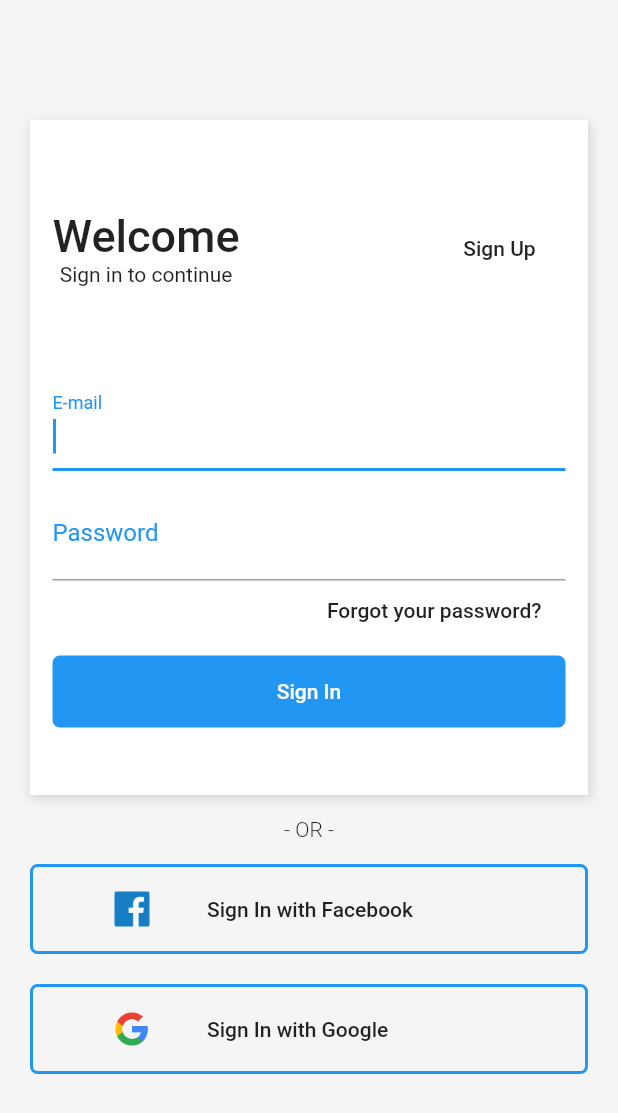
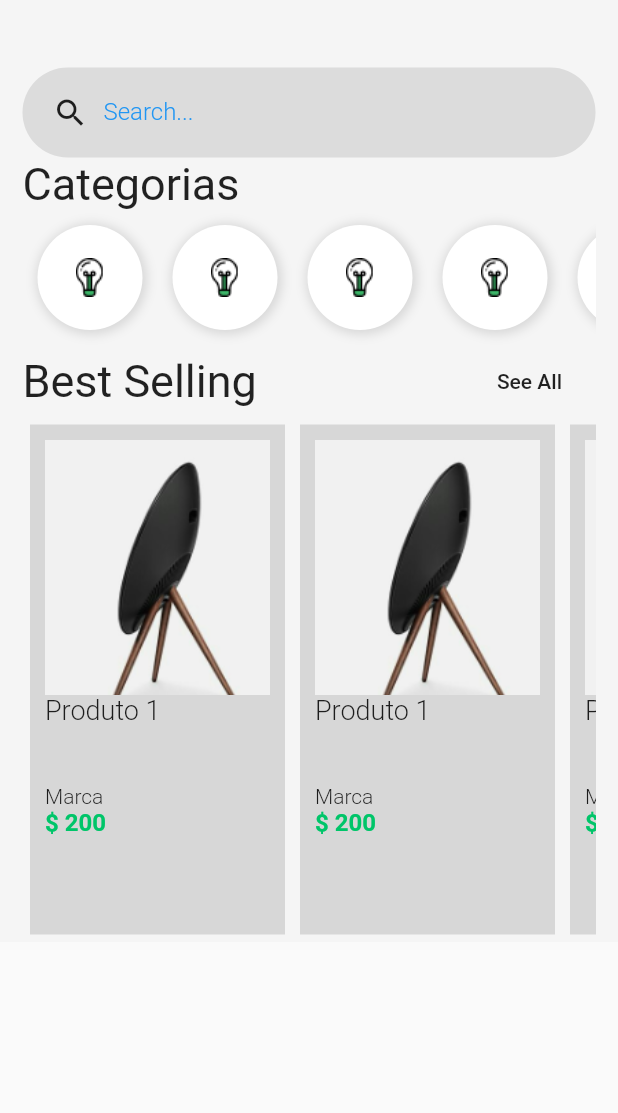
Before and after one commit to TabataMora/app_compra, a Flutter app: the screen it shows after launch, after a tap on "Sign In", on a phone screen of 412 x 824 dp. Shown: the top 1113 px of the screen. Run offline on Flutter 3.47's test engine with Material 2 defaults, Android fonts, the phone set to English and light mode, and no system bars.

Commit message:
Criando a página home e produto.

```diff
--- /dev/null
+++ b/lib/pages/home.page.dart
@@ -0,0 +1,226 @@
+import 'package:flutter/material.dart';
+import 'package:layout/pages/product.page.dart';
+
+class HomePage extends StatelessWidget {
+  @override
+  Widget build(BuildContext context) {
+    return Scaffold(
+      body: SingleChildScrollView(
+        child: Container(
+          padding: EdgeInsets.only(
+            top: 45,
+            right: 15,
+            left: 15,
+          ),
+          width: double.infinity,
+          color: Color(0xFFF5F5F5),
+          child: Column(
+            crossAxisAlignment: CrossAxisAlignment.stretch,
+            children: <Widget>[
+              SizedBox(
+                width: 60,
+              ),
+              search(),
+              SizedBox(
+                width: 30,
+              ),
+              Text(
+                "Categorias",
+                style: TextStyle(
+                  fontSize: 30,
+                ),
+              ),
+              SizedBox(
+                width: 10,
+              ),
+              Container(
+                height: 90,
+                child: categoryList(),
+              ),
+              SizedBox(
+                width: 30,
+              ),
+              Row(
+                mainAxisAlignment: MainAxisAlignment.spaceBetween,
+                children: <Widget>[
+                  Text(
+                    "Best Selling",
+                    style: TextStyle(
+                      fontSize: 30,
+                    ),
+                  ),
+                  FlatButton(
+                    child: Text("See All"),
+                    onPressed: () {},
+                  ),
+                ],
+              ),
+              SizedBox(
+                width: 30,
+              ),
+              Container(
+                height: 350,
+                child: productList(context),
+              ),
+            ],
+          ),
+        ),
+      ),
+    );
+  }
+}
+
+Widget search() {
+  return Container(
+    height: 60,
+    padding: EdgeInsets.only(left: 20),
+    decoration: BoxDecoration(
+      color: Colors.black.withOpacity(0.1),
+      borderRadius: BorderRadius.all(
+        Radius.circular(128),
+      ),
+    ),
+    child: Row(
+      children: <Widget>[
+        Icon(Icons.search),
+        Container(
+          width: 300,
+          padding: EdgeInsets.only(left: 10),
+          child: TextFormField(
+            keyboardType: TextInputType.text,
+            decoration: InputDecoration(
+              border: InputBorder.none,
+              labelText: "Search...",
+              labelStyle: TextStyle(
+                color: Colors.blue,
+                fontWeight: FontWeight.w300,
+                fontSize: 16,
+              ),
+            ),
+            style: TextStyle(
+              fontSize: 20,
+              color: Colors.blue,
+            ),
+          ),
+        ),
+      ],
+    ),
+  );
+}
+
+Widget categoryList() {
+  return Container(
+    child: ListView(
+      scrollDirection: Axis.horizontal,
+      children: <Widget>[
+        categoryItem(),
+        categoryItem(),
+        categoryItem(),
+        categoryItem(),
+        categoryItem(),
+        categoryItem(),
+      ],
+    ),
+  );
+}
+
+Widget categoryItem() {
+  return Container(
+      width: 70,
+      height: 70,
+      margin: EdgeInsets.all(10),
+      padding: EdgeInsets.all(10),
+      decoration: BoxDecoration(
+        color: Colors.white,
+        boxShadow: [
+          new BoxShadow(
+            color: Colors.black12,
+            offset: new Offset(1, 1),
+            blurRadius: 5,
+            spreadRadius: 2,
+          ),
+        ],
+        borderRadius: BorderRadius.circular(64),
+      ),
+      child: Image.asset("assets/Icon_Devices.png"));
+}
+
+Widget productList(BuildContext context) {
+  return Container(
+    child: ListView(
+      scrollDirection: Axis.horizontal,
+      children: <Widget>[
+        productItem(context),
+        productItem(context),
+        productItem(context),
+        productItem(context),
+        productItem(context),
+        productItem(context),
+      ],
+    ),
+  );
+}
+
+Widget productItem(BuildContext context) {
+  return Container(
+    padding: EdgeInsets.all(10),
+    margin: EdgeInsets.all(5),
+    width: 170,
+    color: Colors.black12,
+    child: Column(
+      crossAxisAlignment: CrossAxisAlignment.start,
+      children: <Widget>[
+        GestureDetector(
+          onTap: () {
+            Navigator.push(
+              context,
+              MaterialPageRoute(
+                builder: (context) => ProductPage(),
+              ),
+            );
+          },
+          child: Image.asset(
+            "assets/product-1.png",
+            width: 170,
+            height: 170,
+            fit: BoxFit.cover,
+          ),
+        ),
+        SizedBox(
+          width: 10,
+        ),
+        Container(
+          height: 60,
+          child: Text(
+            "Produto 1",
+            style: TextStyle(
+              fontSize: 18,
+              fontWeight: FontWeight.w300,
+            ),
+          ),
+        ),
+        SizedBox(
+          width: 5,
+        ),
+        Text(
+          "Marca",
+          style: TextStyle(
+            fontSize: 14,
+            fontWeight: FontWeight.w300,
+          ),
+        ),
+        SizedBox(
+          width: 5,
+        ),
+        Text(
+          "\$ 200",
+          style: TextStyle(
+            fontSize: 16,
+            fontWeight: FontWeight.bold,
+            color: Color(0xFF00C569),
+          ),
+        ),
+      ],
+    ),
+  );
+}
--- a/lib/pages/login.page.dart
+++ b/lib/pages/login.page.dart
@@ -1,4 +1,5 @@
 import 'package:flutter/material.dart';
+import 'package:layout/pages/home.page.dart';
 import 'package:layout/pages/signup.page.dart';
 
 class LoginPage extends StatelessWidget {
@@ -117,7 +118,14 @@ class LoginPage extends StatelessWidget {
                             "Sign In",
                             style: TextStyle(color: Colors.white),
                           ),
-                          onPressed: () {},
+                          onPressed: () {
+                            Navigator.push(
+                              context,
+                              MaterialPageRoute(
+                                builder: (context) => HomePage(),
+                              ),
+                            );
+                          },
                         ),
                       ),
                     ],
--- /dev/null
+++ b/lib/pages/product.page.dart
@@ -0,0 +1,34 @@
+import 'package:flutter/material.dart';
+
+class ProductPage extends StatelessWidget {
+  @override
+  Widget build(BuildContext context) {
+    return Scaffold(
+      body: NestedScrollView(
+        headerSliverBuilder: (
+          BuildContext context,
+          bool innerBoxIsScrolled,
+        ) {
+          return <Widget>[
+            SliverAppBar(
+              backgroundColor: Colors.white.withOpacity(0),
+              elevation: 0.0,
+              expandedHeight: 500.0,
+              floating: false,
+              pinned: true,
+              flexibleSpace: FlexibleSpaceBar(
+                centerTitle: true,
+                background: Image.asset(
+                  "assets/product-1.png",
+                  width: double.infinity,
+                  fit: BoxFit.fitWidth,
+                ),
+              ),
+            )
+          ];
+        },
+        body: Container(),
+      ),
+    );
+  }
+}
```
